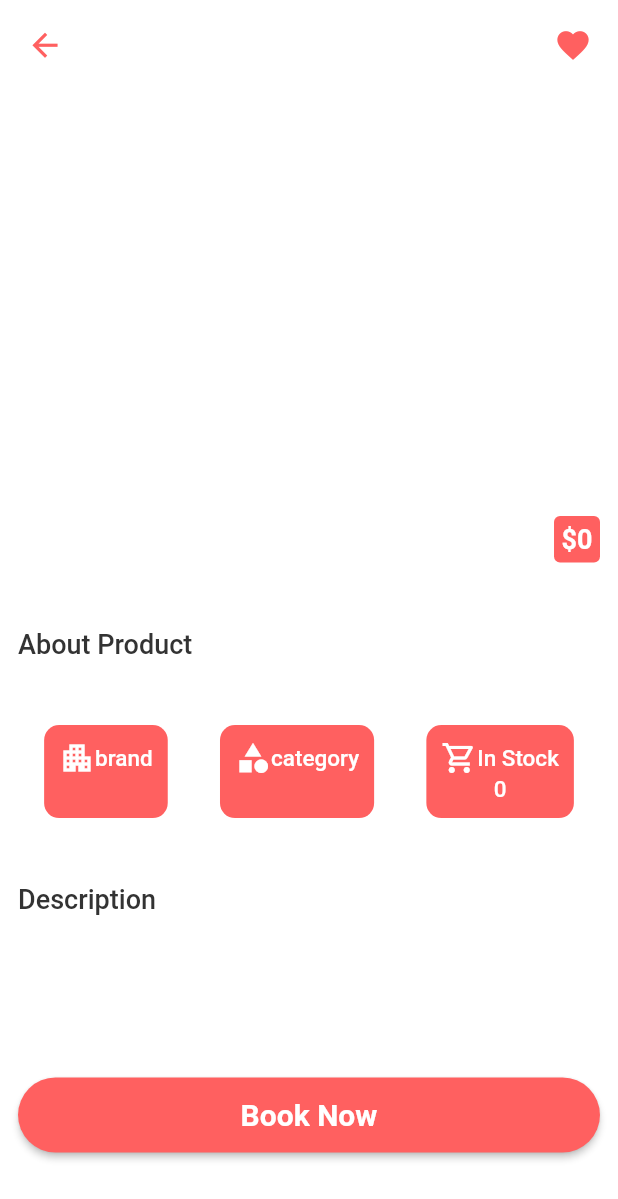
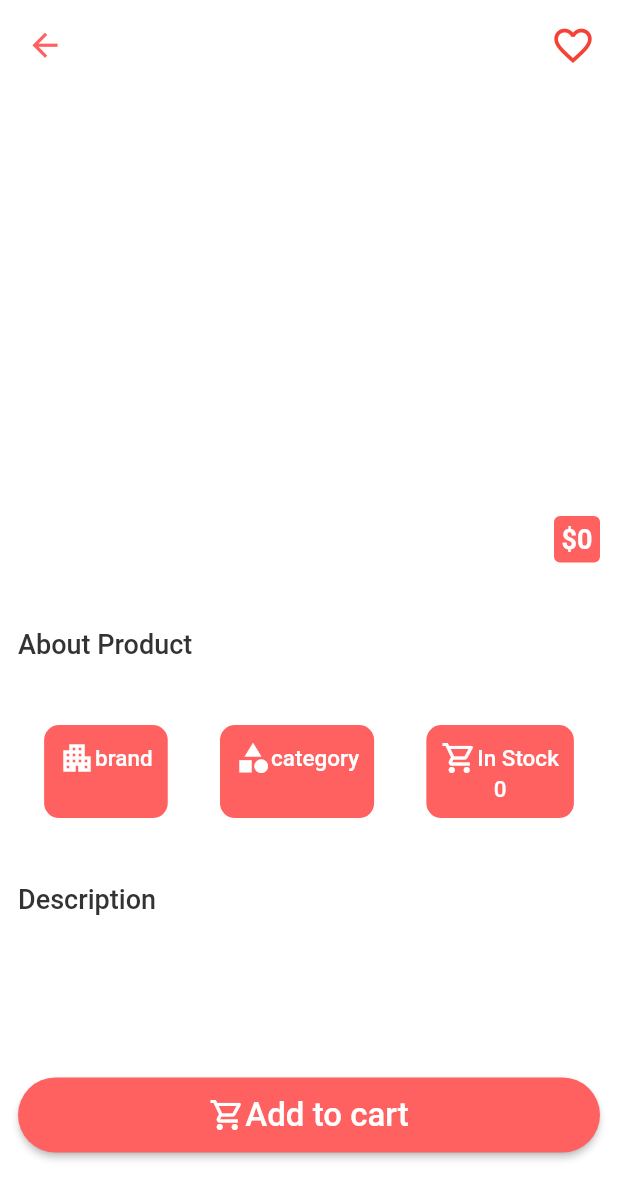
Before and after one commit to RedBaron1918/store_app_flutter, a Flutter app: the DetailPage screen opened directly with empty values, on a phone screen of 412 x 824 dp. Shown: the top 1199 px of the screen. Run offline on Flutter 3.47's test engine with Material 2 defaults, Android fonts, the phone set to English and light mode, and no system bars; our stand-ins replace shared_preferences, transparent_image; accounts and stored records are empty; network calls fail.

Commit message:
before i fuck up even more

```diff
--- a/lib/views/detail_page.dart
+++ b/lib/views/detail_page.dart
@@ -4,6 +4,8 @@ import 'package:storeapp/model/product_model.dart';
 import 'package:storeapp/widgets/fade_in_image_widget.dart';
 import 'package:storeapp/widgets/icons/circle_icon.dart';
 import 'package:storeapp/widgets/icons/icon_text_widget_column.dart';
+import 'package:storeapp/widgets/icons/icon_text_widget_row.dart';
+import 'package:storeapp/widgets/icons/provider_icon.dart';
 import 'package:storeapp/widgets/text_container.dart';
 
 class DetailPage extends StatefulWidget {
@@ -92,14 +94,11 @@ class _DetailPageState extends State<DetailPage> {
             ),
           ),
           Positioned(
-            right: 10,
-            top: 10,
-            child: CircleIcon(
-              iconSize: 25,
-              icon: Icons.favorite,
-              callBack: () {},
-            ),
-          ),
+              right: 10,
+              top: 10,
+              child: ProviderIcon(
+                room: widget.product,
+              )),
           Positioned(
             bottom: 0,
             left: 0,
@@ -222,13 +221,12 @@ class CardDetail extends StatelessWidget {
                     padding: const EdgeInsets.all(5),
                     color: const Color.fromARGB(255, 255, 96, 96),
                     onPressed: () {},
-                    child: const Text(
-                      'Book Now',
-                      style: TextStyle(
-                          color: Colors.white,
-                          fontSize: 20,
-                          fontWeight: FontWeight.bold),
-                    )),
+                    child: const IconTextWidgetRow(
+                        icon: Icons.shopping_cart_outlined,
+                        text: "Add to cart",
+                        align: MainAxisAlignment.center,
+                        textColor: Colors.white,
+                        color: Colors.white)),
               ),
             ],
           )
--- a/lib/widgets/icons/icon_text_widget_column.dart
+++ b/lib/widgets/icons/icon_text_widget_column.dart
@@ -31,7 +31,7 @@ class IconTextWidgetColumn extends StatelessWidget {
         color: backgroundColor,
         borderRadius: BorderRadius.circular(10),
       ),
-      padding: EdgeInsets.all(10),
+      padding: const EdgeInsets.all(10),
       child: Column(
         mainAxisAlignment: align,
         crossAxisAlignment: cross,
--- /dev/null
+++ b/lib/widgets/icons/provider_icon.dart
@@ -0,0 +1,68 @@
+import 'package:flutter/material.dart';
+import 'package:storeapp/model/product_model.dart';
+import 'package:storeapp/provider/favorite_provider.dart' as favorite_provider;
+
+class ProviderIcon extends StatefulWidget {
+  const ProviderIcon({
+    this.iconSize = 30,
+    this.height = 40,
+    this.width = 40,
+    this.backgroundColor = Colors.white,
+    this.iconColor = Colors.red,
+    required this.room,
+    super.key,
+  });
+  final Color? iconColor;
+  final Color? backgroundColor;
+  final double? height;
+  final double? width;
+  final double? iconSize;
+  final Product room;
+
+  @override
+  State<ProviderIcon> createState() => _ProviderIconState();
+}
+
+class _ProviderIconState extends State<ProviderIcon> {
+  bool _isFavorite = false;
+  List<Product?> favorites = [];
+  @override
+  void initState() {
+    super.initState();
+    isFavorite();
+  }
+
+  void isFavorite() async {
+    _isFavorite = await favorite_provider.isFavorite(widget.room);
+    setState(() {});
+  }
+
+  void _toggleFavorite() async {
+    favorite_provider.saveFavorite(widget.room.id!.toString());
+    _isFavorite = !_isFavorite;
+    setState(() {});
+  }
+
+  @override
+  Widget build(BuildContext context) {
+    return Container(
+      height: widget.height,
+      width: widget.width,
+      decoration: BoxDecoration(
+        color: widget.backgroundColor,
+        shape: BoxShape.circle,
+      ),
+      child: IconButton(
+        padding: EdgeInsets.zero,
+        splashColor: Colors.transparent,
+        highlightColor: Colors.transparent,
+        icon: _isFavorite
+            ? const Icon(Icons.favorite)
+            : const Icon(Icons.favorite_border_outlined),
+        iconSize: widget.iconSize,
+        color: widget.iconColor,
+        onPressed: _toggleFavorite,
+      ),
+    );
+  }
+}
--- a/pubspec.yaml
+++ b/pubspec.yaml
@@ -37,6 +37,7 @@ dependencies:
   cupertino_icons: ^1.0.2
   http: ^0.13.5
   transparent_image: ^2.0.1
+  shared_preferences: ^2.1.0
 
 dev_dependencies:
   flutter_test:
```
Also changed, not shown: lib/provider/favorite_provider.dart (added, +38 -0 lines), lib/utils/services.dart (+26 -1 lines), lib/views/check_out_page.dart (+91 -2 lines), lib/widgets/cards/card_widget.dart (+6 -7 lines), pubspec.lock, 1 other file.
